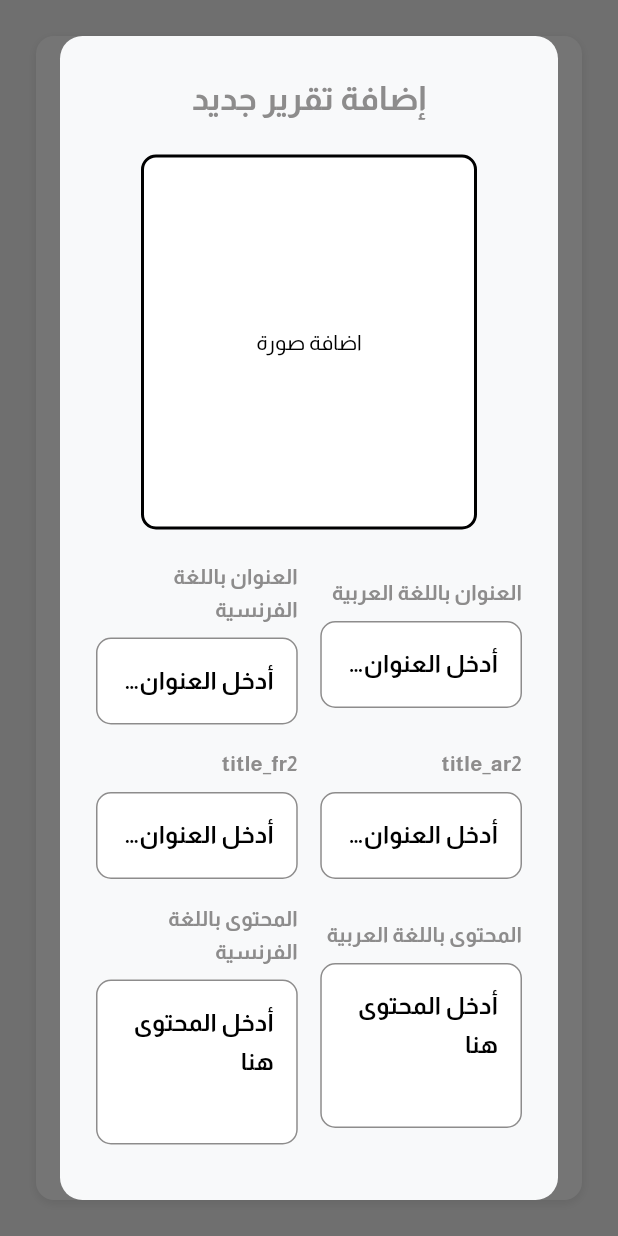
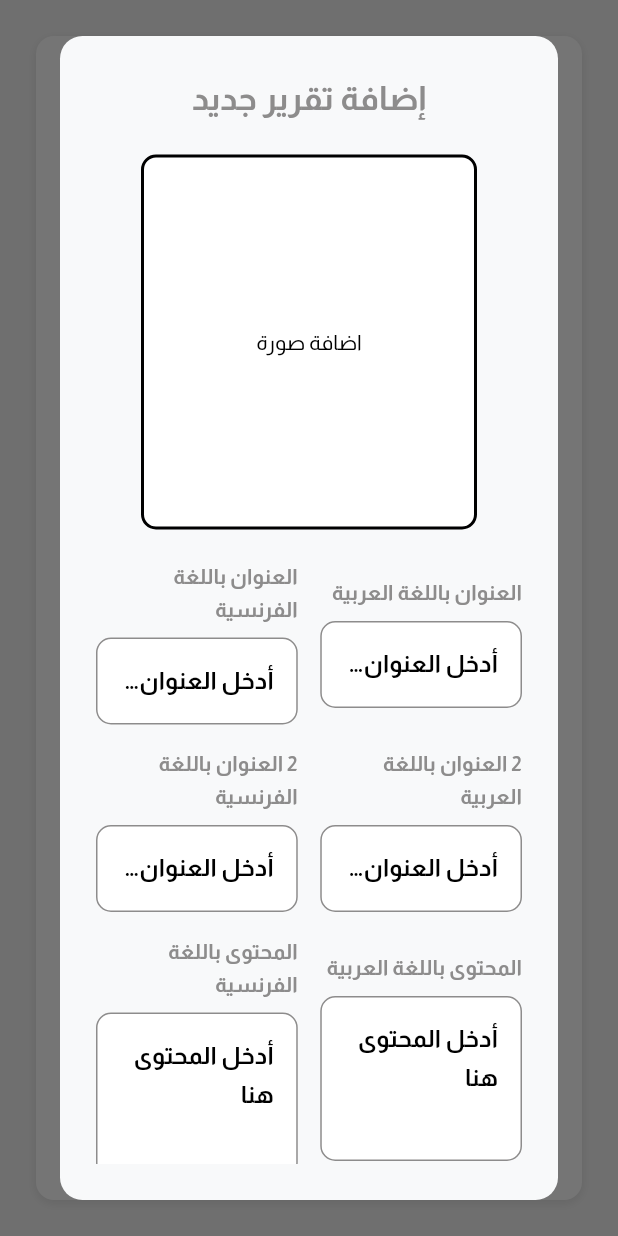
Before and after one commit to AyoubZekri/Chafi_dashbard, a Flutter app: the Reports screen opened by its route, after a tap on "إضافة جديد", on a phone screen of 412 x 824 dp. Run offline on Flutter 3.47's test engine with Material 3 defaults, Android fonts, the phone set to English and light mode, and no system bars; our stand-ins replace another_flushbar, dartz, dropdown_button2, file_picker, fl_chart, get and 2 more; missing offline and left inert: syncfusion_flutter_pdfviewer; accounts and stored records are empty.

Commit message:
03/23/2025

```diff
--- a/lib/LinkApi.dart
+++ b/lib/LinkApi.dart
@@ -1,6 +1,6 @@
 class Applink {
-  static const String server = "http://127.0.0.1:8000/api";
-  static const String image = "http://127.0.0.1:8000/Storage/";
+  static const String server = "https://chafi.net/api";
+  static const String image = "https://chafi.net/chafi/public/storage/";
 
   // =============================Auth============================== //
 
--- a/lib/controller/LawController.dart
+++ b/lib/controller/LawController.dart
@@ -83,6 +83,7 @@ class Lawcontroller extends GetxController {
 
   // إضافة قانون
   Future<void> adddata() async {
+    Get.back();
     if (!formState.currentState!.validate()) return;
 
     if (file == null) {
@@ -108,7 +109,7 @@ class Lawcontroller extends GetxController {
       nameAr.clear();
       nameFr.clear();
       fileController.clear();
-      Get.back();
+      viewdata();
     } else {
       statusrequest = Statusrequest.failure;
     }
--- a/lib/controller/TaxCollection/AddTaxCollectionController.dart
+++ b/lib/controller/TaxCollection/AddTaxCollectionController.dart
@@ -62,12 +62,6 @@ class AddtaxcollectioncontrollerImp extends Addtaxcollectioncontroller {
     },
     {'key': 13, 'label': "bonuses_compensation", 'route': 'Accounttype'},
     {'key': 14, 'label': "ضريبة الفوائد", 'route': 'Taxtype'},
-  ];
-
-  final List<Map<String, Object>> law = [
-    {'key': 0, 'label': 'law1'},
-    {'key': 1, 'label': 'law2'},
-    {'key': 2, 'label': 'law3'},
   ];
 
   Lawdata lawdata = Lawdata(Get.find());
--- a/lib/core/localizations/Translation.dart
+++ b/lib/core/localizations/Translation.dart
@@ -64,7 +64,9 @@ class MyTranslation extends Translations {
       "add_different_article": "إضافة مقال جديد في قسم مختلف",
       "edit_different_article": "تعديل المقال في قسم مختلف",
       "title_ar": "العنوان باللغة العربية",
+      "title_ar2": "2 العنوان باللغة العربية",
       "title_fr": "العنوان باللغة الفرنسية",
+      "title_fr2": "2 العنوان باللغة الفرنسية",
       "content_ar": "الموضوع باللغة العربية",
       "content_fr": "الموضوع باللغة الفرنسية",
       "calculator_toggle": "تنشيط الحاسبة",
@@ -286,6 +288,7 @@ class MyTranslation extends Translations {
       "October": "أكتوبر",
       "November": "نوفمبر",
       "December": "ديسمبر",
+      "يرجى إدخال صورة": "يرجى إدخال صورة",
     },
 
     ///////////////////////////////////////
@@ -365,6 +368,8 @@ class MyTranslation extends Translations {
           "Ajouter un nouvel article dans la section Différent",
       "title_ar": "Titre en arabe",
       "title_fr": "Titre en français",
+      "title_ar2": "2 Titre en arabe",
+      "title_fr2": "2 Titre en français",
       "content_ar": "Contenu en arabe",
       "content_fr": "Contenu en français",
       "calculator_toggle": "Activer la calculatrice",
@@ -587,6 +592,7 @@ class MyTranslation extends Translations {
       "October": "October",
       "November": "November",
       "December": "December",
+      "يرجى إدخال صورة": "Veuillez insérer une image",
     },
   };
 }
--- a/lib/view/Widget/TextFild/CustemTextFildAuth.dart
+++ b/lib/view/Widget/TextFild/CustemTextFildAuth.dart
@@ -46,6 +46,7 @@ class Custemtextfildauth extends StatelessWidget {
             hintText: hintText,
             hintStyle: TextStyle(color: Colors.grey),
             filled: true,
+            errorStyle: TextStyle(fontSize: 12),
             fillColor: const Color.fromARGB(255, 255, 255, 255),
             border: OutlineInputBorder(
               borderRadius: BorderRadius.circular(10),
--- a/lib/view/screen/CommonQuestions.dart
+++ b/lib/view/screen/CommonQuestions.dart
@@ -102,12 +102,13 @@ class _CommonquestionsState extends State<Commonquestions> {
                               crossAxisCount: 3,
                               crossAxisSpacing: 20,
                               mainAxisSpacing: 20,
-                              childAspectRatio: 0.76,
+                              childAspectRatio: 1.25,
                             ),
                         itemCount: controller.filteredData.length,
                         itemBuilder: (context, index) {
                           final item = controller.filteredData[index];
                           return InstitutionsCard(
+                            buttomcare: false,
                             onView: () {
                               showReportDialog(
                                 context: context,
--- a/lib/view/screen/Reports.dart
+++ b/lib/view/screen/Reports.dart
@@ -1,6 +1,7 @@
 import 'dart:ui';
 
 import 'package:chafi_dashboard/LinkApi.dart';
+import 'package:chafi_dashboard/core/class/handlingview.dart';
 import 'package:chafi_dashboard/core/constant/Colorapp.dart';
 import 'package:chafi_dashboard/view/Widget/Post/PostDealog.dart';
 import 'package:flutter/cupertino.dart';
@@ -48,22 +49,9 @@ class _ReportsState extends State<Reports> {
               crossAxisAlignment: CrossAxisAlignment.start,
               children: [
                 // Header Section: Title and Add Button
-                Row(
-                  mainAxisAlignment: MainAxisAlignment.spaceBetween,
-                  children: [
-                    const Row(
-                      crossAxisAlignment: CrossAxisAlignment.center,
-                      children: [
-                        Text(
-                          'Institutions',
-                          style: TextStyle(
-                            fontSize: 24,
-                            fontWeight: FontWeight.bold,
-                          ),
-                        ),
-                      ],
-                    ),
-                    ActionButton(
+                Container(
+                  alignment: Alignment.centerLeft,
+                  child: ActionButton(
                     label: 'add_new'.tr,
                     icon: CupertinoIcons.add,
                     backgroundColor: AppColor.typography,
@@ -77,8 +65,8 @@ class _ReportsState extends State<Reports> {
                       );
                     },
                   ),
-                  ],
                 ),
+
                 const SizedBox(height: 20),
 
                 Row(
@@ -106,7 +94,9 @@ class _ReportsState extends State<Reports> {
                         PointerDeviceKind.mouse, // هنا نضيف دعم الفأرة
                       },
                     ),
-                    child: GridView.builder(
+                    child: Handlingview(
+                      statusrequest: controller.statusrequest,
+                      widget: GridView.builder(
                         gridDelegate:
                             const SliverGridDelegateWithFixedCrossAxisCount(
                               crossAxisCount: 3,
@@ -117,7 +107,8 @@ class _ReportsState extends State<Reports> {
                         itemCount: controller.filteredData.length,
                         itemBuilder: (context, index) {
                           return ReportPostCard(
-                          title: controller.filteredData[index].localizedTitle,
+                            title:
+                                controller.filteredData[index].localizedTitle,
                             description:
                                 controller.filteredData[index].localizedBody,
                             imageUrl:
@@ -154,10 +145,12 @@ class _ReportsState extends State<Reports> {
                             onShwo: () {
                               showReportDialog(
                                 context: context,
-                              title:
-                                  controller.filteredData[index].localizedTitle,
-                              description:
-                                  controller.filteredData[index].localizedBody,
+                                title: controller
+                                    .filteredData[index]
+                                    .localizedTitle,
+                                description: controller
+                                    .filteredData[index]
+                                    .localizedBody,
                                 imageUrl:
                                     "${Applink.image}${controller.filteredData[index].image}",
                                 createdAt: controller
@@ -169,6 +162,7 @@ class _ReportsState extends State<Reports> {
                             },
                           );
                         },
+                      ),
                     ),
                   ),
                 ),
```
Also changed, not shown: lib/view/screen/Exclusive.dart (+4 -18 lines), lib/view/screen/TaxCollection/AddTaxCollection.dart (+11 -8 lines), assets/images/logo1.jpg (added), 5 other files. Lines whose indentation alone changed are shown as unchanged.
